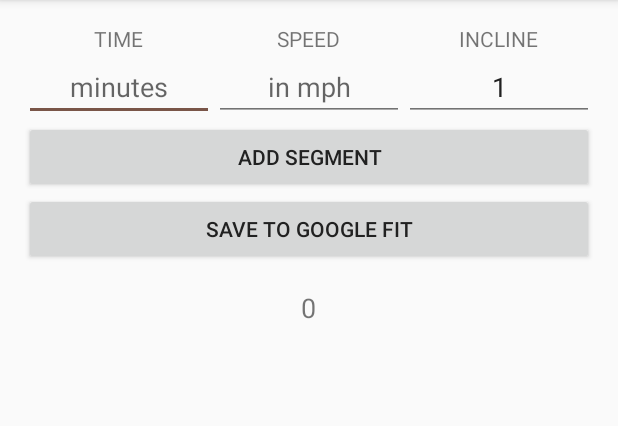
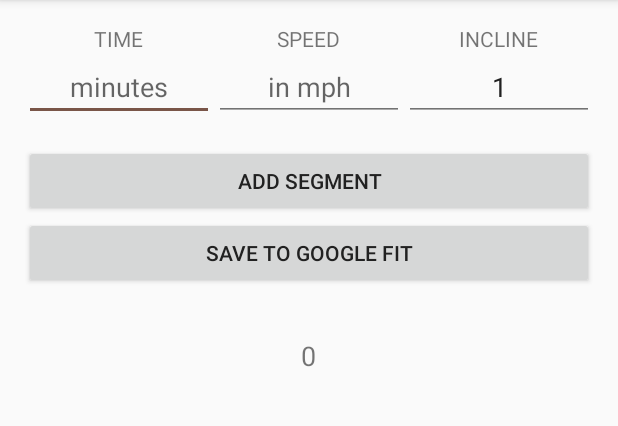
Before and after one commit to ChiefD425/Treadmill_Application, an Android app: the MainActivity screen opened directly, with no data from a screen before it, on a phone screen of 412 x 824 dp, the part 84-510 px from its top. Run offline under Robolectric (Android 15) with nearby library versions, the phone set to English and light mode, and no system bars; 4 statements that could not run were skipped.

Commit message:
adding some margin to the button views on the main page

```diff
--- a/app/src/main/res/layout/activity_main.xml
+++ b/app/src/main/res/layout/activity_main.xml
@@ -81,12 +81,14 @@
         android:layout_width="match_parent"
         android:layout_height="wrap_content"
         android:onClick="calculateResults"
-        android:text="add segment" />
+        android:text="add segment"
+        android:layout_marginTop="16dp"/>
 
     <Button
         android:layout_width="match_parent"
         android:layout_height="wrap_content"
-        android:text="Save to Google Fit" />
+        android:text="Save to Google Fit"
+        android:layout_marginBottom="16dp"/>
 
 
     <LinearLayout
```
